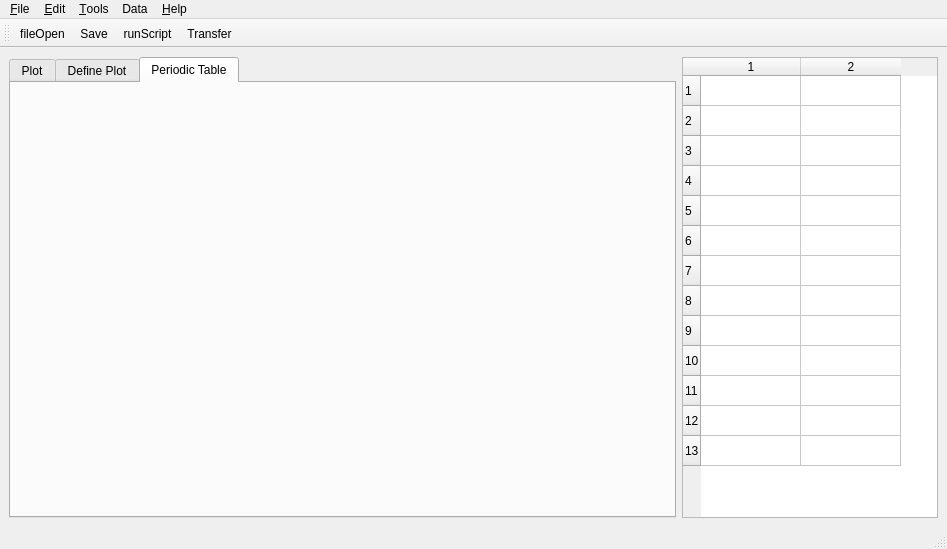
Before: the Qt Designer form pysotope/main.ui in mfitzp/toolz, drawn with Qt 5.
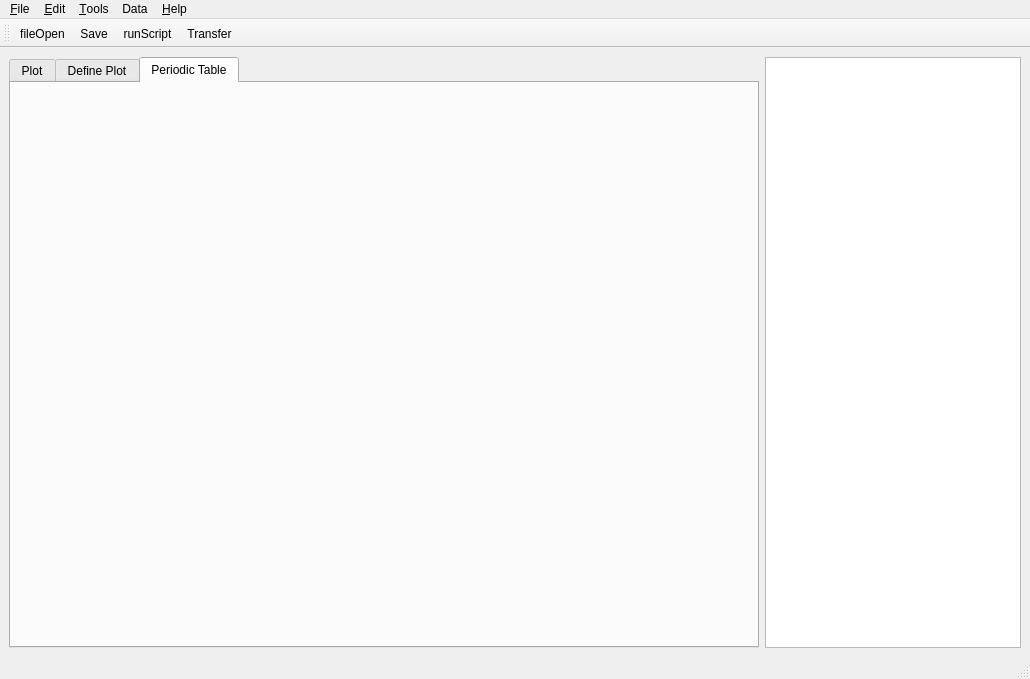
After: the same form once the commit is applied. The open tabs and pages were chosen to show the change. Icons and pictures are not drawn. Custom widgets are drawn as their Qt base class.

Patch:
```diff
--- a/pysotope/main.ui
+++ b/pysotope/main.ui
@@ -1,12 +1,12 @@
 <ui version="4.0" >
  <class>MainWindow</class>
- <widget class="QMainWindow" name="MainWindow" >
-  <property name="geometry" >
+ <widget class="QMainWindow" name="MainWindow">
+  <property name="geometry">
    <rect>
     <x>0</x>
     <y>0</y>
-    <width>947</width>
-    <height>549</height>
+    <width>1030</width>
+    <height>679</height>
    </rect>
   </property>
   <property name="minimumSize" >
@@ -235,12 +235,27 @@
           <verstretch>0</verstretch>
          </sizepolicy>
         </property>
-        <property name="rowCount" >
+        <property name="showGrid">
+         <bool>false</bool>
+        </property>
+        <property name="rowCount">
          <number>13</number>
         </property>
         <property name="columnCount" >
          <number>2</number>
         </property>
+        <attribute name="horizontalHeaderVisible">
+         <bool>false</bool>
+        </attribute>
+        <attribute name="verticalHeaderVisible">
+         <bool>false</bool>
+        </attribute>
+        <attribute name="verticalHeaderVisible">
+         <bool>false</bool>
+        </attribute>
+        <attribute name="horizontalHeaderVisible">
+         <bool>false</bool>
+        </attribute>
         <row/>
         <row/>
         <row/>
@@ -262,13 +277,13 @@
     </item>
    </layout>
   </widget>
-  <widget class="QMenuBar" name="menubar" >
-   <property name="geometry" >
+  <widget class="QMenuBar" name="menubar">
+   <property name="geometry">
     <rect>
      <x>0</x>
      <y>0</y>
-     <width>947</width>
-     <height>22</height>
+     <width>1030</width>
+     <height>23</height>
     </rect>
    </property>
    <property name="font" >
@@ -278,8 +293,8 @@
      <bold>false</bold>
     </font>
    </property>
-   <widget class="QMenu" name="menuFile" >
-    <property name="title" >
+   <widget class="QMenu" name="menuFile">
+    <property name="title">
      <string>&amp;File</string>
     </property>
     <addaction name="action_Open" />
@@ -287,37 +302,37 @@
     <addaction name="action_Save" />
     <addaction name="action_Exit" />
    </widget>
-   <widget class="QMenu" name="menu_Edit" >
-    <property name="title" >
+   <widget class="QMenu" name="menu_Edit">
+    <property name="title">
      <string>&amp;Edit</string>
     </property>
     <addaction name="action_Cut" />
     <addaction name="action_Paste" />
    </widget>
-   <widget class="QMenu" name="menu_Tools" >
-    <property name="title" >
+   <widget class="QMenu" name="menu_Tools">
+    <property name="title">
      <string>&amp;Tools</string>
     </property>
     <addaction name="actionSave_All_Tables" />
     <addaction name="actionCopy_Current_Database" />
    </widget>
-   <widget class="QMenu" name="menu_Help" >
-    <property name="title" >
+   <widget class="QMenu" name="menu_Help">
+    <property name="title">
      <string>&amp;Help</string>
     </property>
     <addaction name="actionAbout" />
     <addaction name="actionHints" />
    </widget>
-   <widget class="QMenu" name="menuData" >
-    <property name="title" >
+   <widget class="QMenu" name="menuData">
+    <property name="title">
      <string>Data</string>
     </property>
    </widget>
-   <addaction name="menuFile" />
-   <addaction name="menu_Edit" />
-   <addaction name="menu_Tools" />
-   <addaction name="menuData" />
-   <addaction name="menu_Help" />
+   <addaction name="menuFile"/>
+   <addaction name="menu_Edit"/>
+   <addaction name="menu_Tools"/>
+   <addaction name="menuData"/>
+   <addaction name="menu_Help"/>
   </widget>
   <widget class="QStatusBar" name="statusbar" />
   <widget class="QToolBar" name="toolBar" >
@@ -339,10 +354,10 @@
    <attribute name="toolBarBreak" >
     <bool>false</bool>
    </attribute>
-   <addaction name="actionFileOpen" />
-   <addaction name="action_Save" />
-   <addaction name="actionRunScript" />
-   <addaction name="actionTools" />
+   <addaction name="actionFileOpen"/>
+   <addaction name="action_Save"/>
+   <addaction name="actionRunScript"/>
+   <addaction name="actionTools"/>
   </widget>
   <action name="action_Edit" >
    <property name="text" >
```
Left out of the diff: 451 changed lines with no effect on the pictures.
